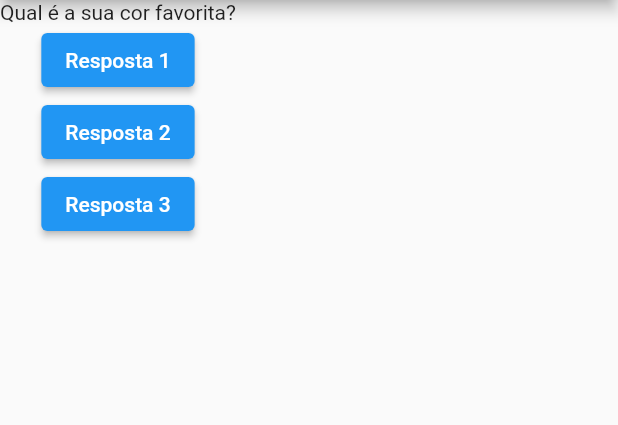
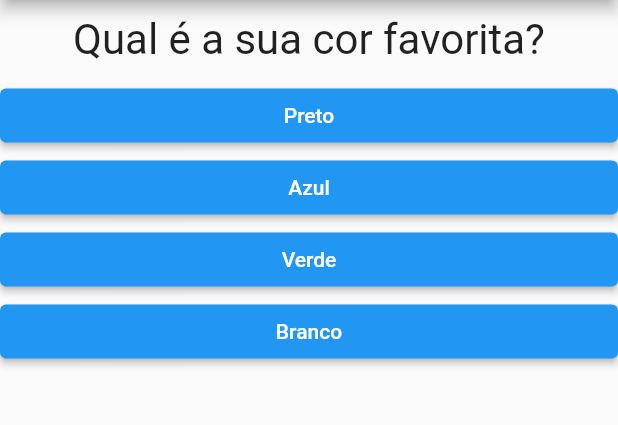
Before and after one commit to Iagolealfa/Flutter-Development, a Flutter app: the screen it shows after launch, on a phone screen of 412 x 824 dp, the part 84-509 px from its top. Run offline on Flutter 3.47's test engine with Material 2 defaults, Android fonts, the phone set to English and light mode, and no system bars.

Commit message:
Aplicativo de perguntas e resposta finalizado

```diff
--- a/projeto_perguntas/lib/main.dart
+++ b/projeto_perguntas/lib/main.dart
@@ -1,43 +1,118 @@
 import 'package:flutter/material.dart';
+
+import 'package:projeto_perguntas/questionario.dart';
+
+import 'package:projeto_perguntas/resultado.dart';
 
 main() => runApp(PerguntaApp());
 
-class PerguntaApp extends StatelessWidget {
-  final perguntaSelecionada = 0;
+class PerguntaApp extends StatefulWidget {
+  @override
+  _PerguntaAppState createState() => _PerguntaAppState();
+}
 
-  void responder() {
-    //perguntaSelecionada++;
-    print(perguntaSelecionada);
+class _PerguntaAppState extends State<PerguntaApp> {
+  var _perguntaSelecionada = 0;
+  int _pontuacaoTotal = 0;
+
+  void _responder(int pontuacao) {
+    if (temPerguntaSelecionada) {
+      setState(() {
+        _perguntaSelecionada++;
+        _pontuacaoTotal += pontuacao;
+      });
+    }
+  }
+
+  void _reiniciarQuestionario() {
+    setState(() {
+      _perguntaSelecionada = 0;
+      _pontuacaoTotal = 0;
+    });
+  }
+
+  final _perguntas = const [
+    {
+      'texto': 'Qual é a sua cor favorita?',
+      'respostas': [
+        {
+          'texto': 'Preto',
+          'Pontuacao': 7,
+        },
+        {
+          'texto': 'Azul',
+          'Pontuacao': 10,
+        },
+        {
+          'texto': 'Verde',
+          'Pontuacao': 5,
+        },
+        {
+          'texto': 'Branco',
+          'Pontuacao': 2,
+        },
+      ]
+    },
+    {
+      'texto': 'Qual é o seu animal favorito?',
+      'respostas': [
+        {
+          'texto': 'Cachorro',
+          'Pontuacao': 7,
+        },
+        {
+          'texto': 'Gato',
+          'Pontuacao': 10,
+        },
+        {
+          'texto': 'Cobra',
+          'Pontuacao': 5,
+        },
+        {
+          'texto': 'Escorpião',
+          'Pontuacao': 2,
+        },
+      ]
+    },
+    {
+      'texto': 'Qual é o seu amigo favorito?',
+      'respostas': [
+        {
+          'texto': 'Igor',
+          'Pontuacao': 7,
+        },
+        {
+          'texto': 'Rafael',
+          'Pontuacao': 10,
+        },
+        {
+          'texto': 'Binho',
+          'Pontuacao': 5,
+        },
+        {
+          'texto': 'Allan',
+          'Pontuacao': 2,
+        },
+      ]
+    },
+  ];
+  bool get temPerguntaSelecionada {
+    return _perguntaSelecionada < _perguntas.length;
   }
 
   @override
   Widget build(BuildContext context) {
-    final perguntas = [
-      'Qual é a sua cor favorita?',
-      'Qual é o seu animal favorito?',
-    ];
     return MaterialApp(
       home: Scaffold(
         appBar: AppBar(
           title: Text('Perguntas'),
         ),
-        body: Column(
-          children: [
-            Text(perguntas[perguntaSelecionada]),
-            ElevatedButton(
-              onPressed: responder,
-              child: Text('Resposta 1'),
-            ),
-            ElevatedButton(
-              onPressed: responder,
-              child: Text('Resposta 2'),
-            ),
-            ElevatedButton(
-              onPressed: responder,
-              child: Text('Resposta 3'),
-            ),
-          ],
-        ),
+        body: temPerguntaSelecionada
+            ? Questionario(
+                perguntas: _perguntas,
+                perguntaselecionada: _perguntaSelecionada,
+                responder: _responder)
+            : Resultado(_pontuacaoTotal, _reiniciarQuestionario),
       ),
     );
   }
--- /dev/null
+++ b/projeto_perguntas/lib/questao.dart
@@ -0,0 +1,21 @@
+import 'package:flutter/material.dart';
+
+class Questao extends StatelessWidget {
+  final String texto;
+  Questao(this.texto);
+
+  @override
+  Widget build(BuildContext context) {
+    return Container(
+      width: double.infinity,
+      margin: EdgeInsets.all(10),
+      child: Text(
+        texto,
+        style: const TextStyle(
+          fontSize: 28,
+        ),
+        textAlign: TextAlign.center,
+      ),
+    );
+  }
+}
--- /dev/null
+++ b/projeto_perguntas/lib/questionario.dart
@@ -0,0 +1,36 @@
+import 'package:flutter/material.dart';
+import 'package:projeto_perguntas/questao.dart';
+import 'package:projeto_perguntas/resposta.dart';
+
+class Questionario extends StatelessWidget {
+  final List<Map<String, Object>> perguntas;
+  final int perguntaselecionada;
+  final void Function(int) responder;
+
+  Questionario({
+    required this.perguntas,
+    required this.perguntaselecionada,
+    required this.responder,
+  });
+
+  bool get temPerguntaSelecionada {
+    return perguntaselecionada < perguntas.length;
+  }
+
+  @override
+  Widget build(BuildContext context) {
+    List<Map<String, Object>> respostas = temPerguntaSelecionada
+        ? perguntas[perguntaselecionada]['respostas']
+            as List<Map<String, Object>>
+        : [];
+    return Column(
+      children: [
+        Questao(perguntas[perguntaselecionada]['texto'] as String),
+        ...respostas.map((resp) {
+          return Resposta(resp['texto'] as String,
+              () => responder(resp['Pontuacao'] as int));
+        })
+      ],
+    );
+  }
+}
--- /dev/null
+++ b/projeto_perguntas/lib/resposta.dart
@@ -0,0 +1,24 @@
+import 'package:flutter/material.dart';
+
+class Resposta extends StatelessWidget {
+  final String texto;
+  final void Function() quandoSelecionado;
+  Resposta(this.texto, this.quandoSelecionado);
+
+  @override
+  Widget build(BuildContext context) {
+    return SizedBox(
+      width: double.infinity,
+      child: ElevatedButton(
+        style: ElevatedButton.styleFrom(
+          backgroundColor: Colors.blue,
+          foregroundColor: Colors.white,
+        ),
+        onPressed: quandoSelecionado,
+        child: Text(
+          texto,
+        ),
+      ),
+    );
+  }
+}
--- /dev/null
+++ b/projeto_perguntas/lib/resultado.dart
@@ -0,0 +1,43 @@
+import 'package:flutter/material.dart';
+
+class Resultado extends StatelessWidget {
+  final int pontuacao;
+  final void Function() reiniciarquestionario;
+
+  Resultado(this.pontuacao, this.reiniciarquestionario);
+
+  String get fraseResultado {
+    if (pontuacao < 8) {
+      return 'Boa';
+    } else if (pontuacao < 12) {
+      return 'Ótimo';
+    } else if (pontuacao < 16) {
+      return 'Tirou onda pae';
+    } else {
+      return 'Você é barril dobrado pivete';
+    }
+  }
+
+  @override
+  Widget build(BuildContext context) {
+    return Column(
+      mainAxisAlignment: MainAxisAlignment.center,
+      children: [
+        Center(
+          child: Text(
+            fraseResultado,
+            style: TextStyle(fontSize: 20),
+          ),
+        ),
+        TextButton(
+          onPressed: reiniciarquestionario,
+          style: TextButton.styleFrom(
+            backgroundColor: Colors.blue,
+            foregroundColor: Colors.white,
+          ),
+          child: Text('Reiniciar?', style: TextStyle(fontSize: 20)),
+        )
+      ],
+    );
+  }
+}
```
